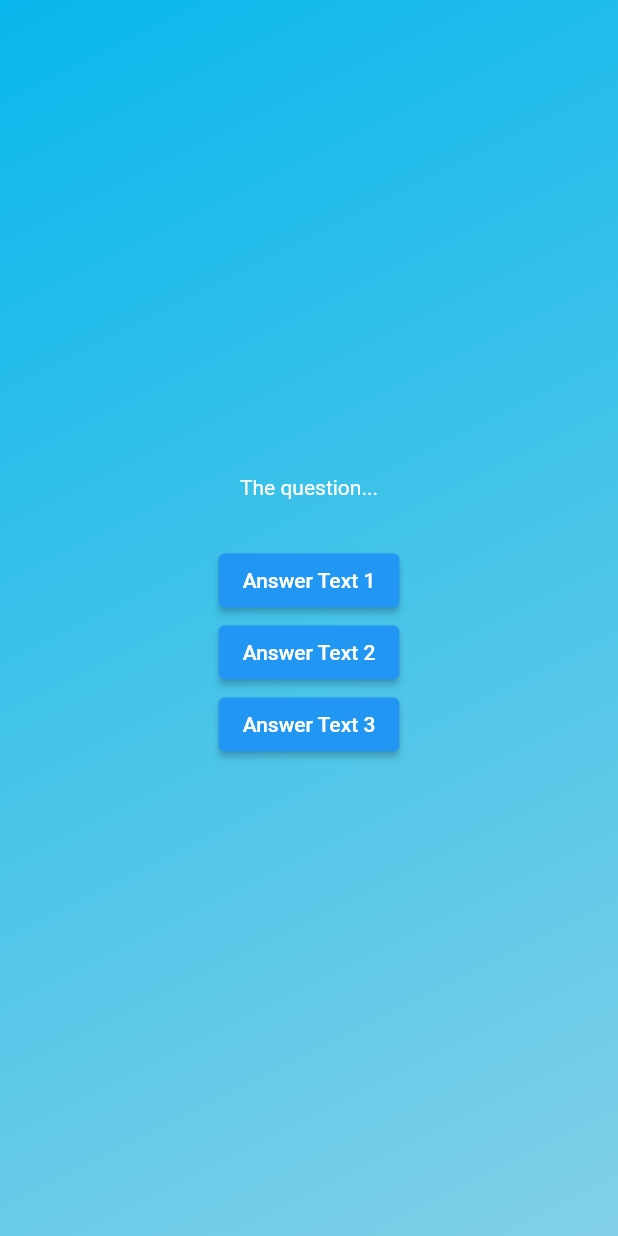
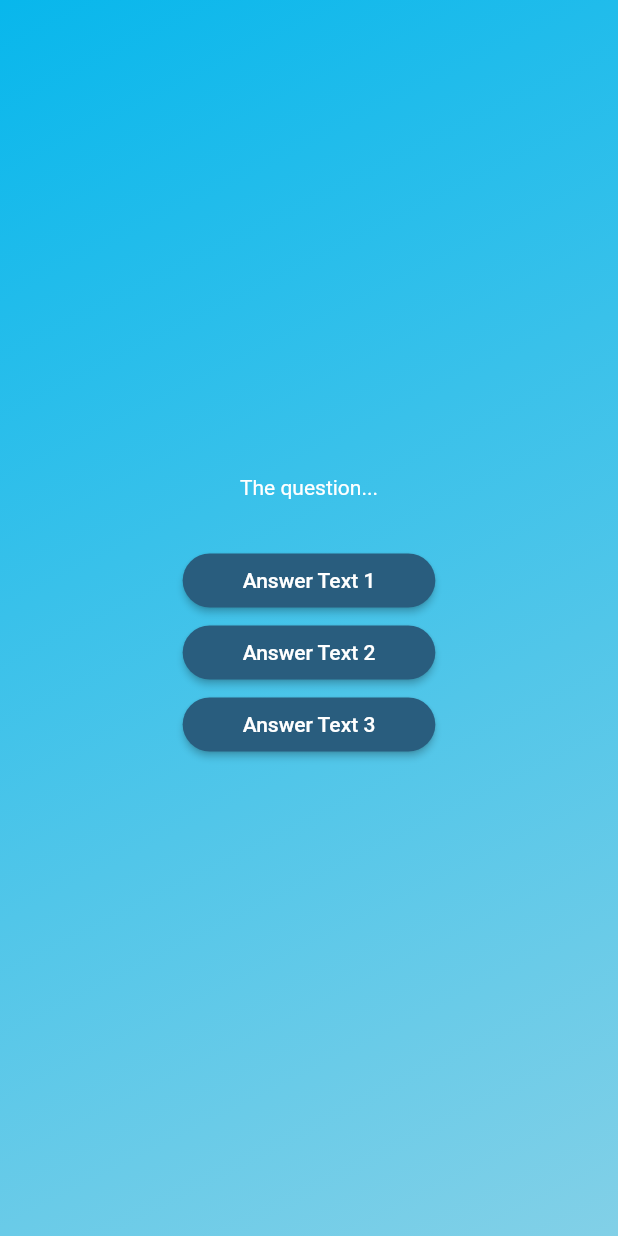
Before and after one commit to DarkoPG27/Quiz, a Flutter app: the screen it shows after launch, after a tap on "Start Quiz", on a phone screen of 412 x 824 dp. Run offline on Flutter 3.47's test engine with Material 2 defaults, Android fonts, the phone set to English and light mode, and no system bars.

Commit message:
styled custom answer button

```diff
--- a/lib/answer_button.dart
+++ b/lib/answer_button.dart
@@ -14,7 +14,17 @@ class AnswerButton extends StatelessWidget {
   Widget build(BuildContext context) {
     return ElevatedButton(
       onPressed: onTap,
-      style: ElevatedButton.styleFrom(),
+      style: ElevatedButton.styleFrom(
+        padding: EdgeInsets.symmetric(
+          vertical: 10,
+          horizontal: 40,
+        ),
+        backgroundColor: Color.fromARGB(255, 41, 93, 126),
+        foregroundColor: Colors.white,
+        shape: RoundedRectangleBorder(
+          borderRadius: BorderRadius.circular(40),
+        ),
+      ),
       child: Text(answerText),
     );
   }
```
